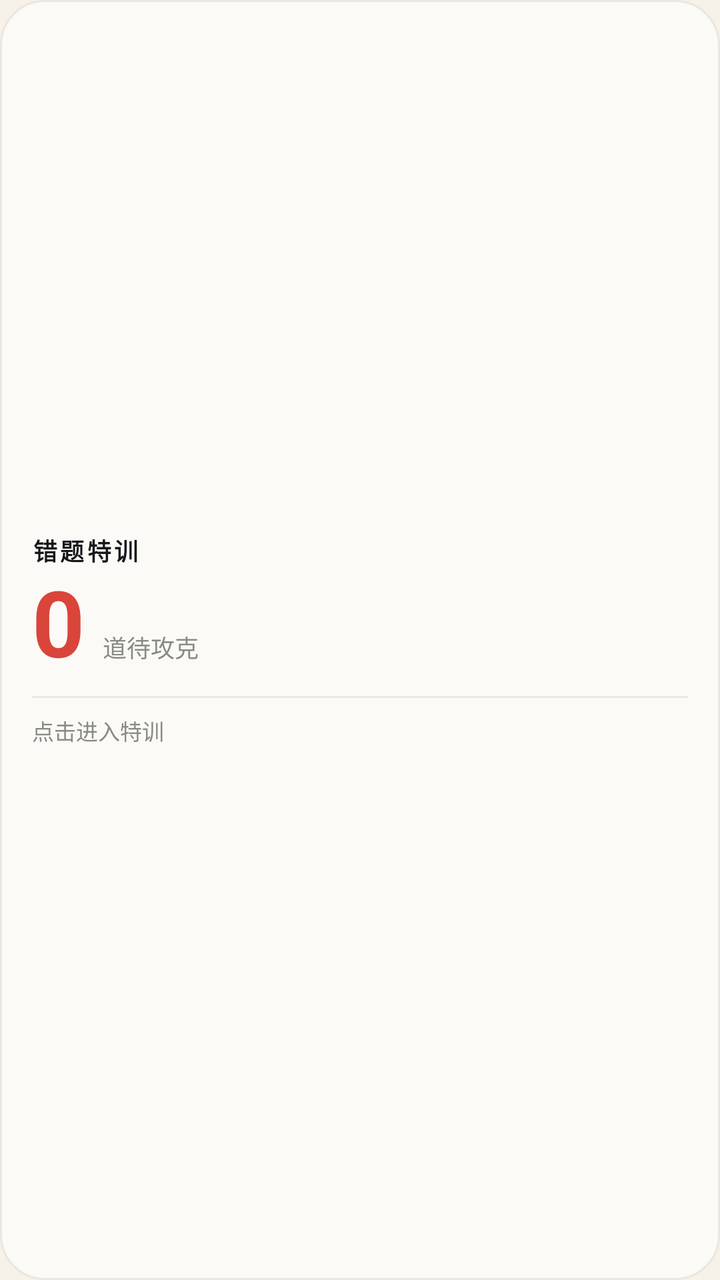
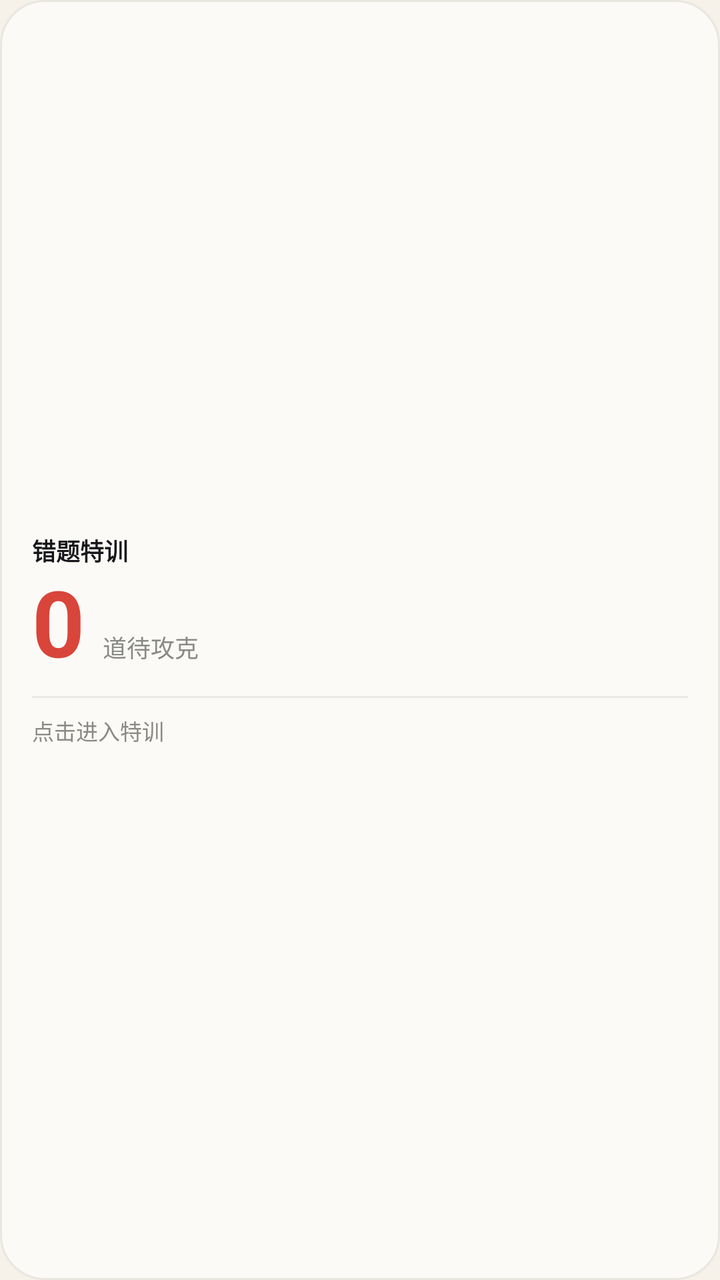

The first picture is an Android layout as it rendered before a commit; the second is the same layout after the commit. The layout source and the unified diff follow.
<!-- AndroidManifest.xml: application theme Theme.DroneQuiz -->
<!-- res/layout/widget_wrong.xml -->
<?xml version="1.0" encoding="utf-8"?>
<FrameLayout xmlns:android="http://schemas.android.com/apk/res/android"
    android:id="@+id/wgRoot"
    android:layout_width="match_parent"
    android:layout_height="match_parent"
    android:background="@drawable/widget_bg_light">

    <LinearLayout
        android:layout_width="match_parent"
        android:layout_height="match_parent"
        android:orientation="vertical"
        android:gravity="center_vertical"
        android:paddingStart="16dp"
        android:paddingEnd="16dp">

        <TextView
            android:id="@+id/wgLabel"
            android:layout_width="wrap_content"
            android:layout_height="wrap_content"
            android:text="错题特训"
            android:textSize="12sp"
            android:textStyle="bold"
            android:letterSpacing="0.12"
            android:textColor="#17171B" />

        <LinearLayout
            android:layout_width="wrap_content"
            android:layout_height="wrap_content"
            android:orientation="horizontal"
            android:layout_marginTop="2dp">

            <TextView
                android:id="@+id/wgNum"
                android:layout_width="wrap_content"
                android:layout_height="wrap_content"
                android:text="0"
                android:textSize="46sp"
                android:textStyle="bold"
                android:includeFontPadding="false"
                android:textColor="#D9453A" />

            <TextView
                android:id="@+id/wgUnit"
                android:layout_width="wrap_content"
                android:layout_height="wrap_content"
                android:paddingStart="6dp"
                android:paddingBottom="7dp"
                android:gravity="bottom"
                android:text=" 道待攻克"
                android:textSize="12sp"
                android:textColor="#8A8A85" />
        </LinearLayout>

        <View
            android:id="@+id/wgHair"
            android:layout_width="match_parent"
            android:layout_height="1dp"
            android:layout_marginTop="8dp"
            android:layout_marginBottom="8dp"
            android:background="#E9E9E4" />

        <TextView
            android:id="@+id/wgFoot"
            android:layout_width="match_parent"
            android:layout_height="wrap_content"
            android:text="点击进入特训"
            android:textSize="11sp"
            android:maxLines="1"
            android:textColor="#8A8A85" />
    </LinearLayout>
</FrameLayout>
<!-- resources referenced by this layout -->
<resources>
  <!-- drawable widget_bg_light (drawable) -->
  <?xml version="1.0" encoding="utf-8"?>
  <shape xmlns:android="http://schemas.android.com/apk/res/android"
      android:shape="rectangle">
      <corners android:radius="22dp" />
      <solid android:color="#FBFAF7" />
      <stroke android:width="1dp" android:color="#E9E7E0" />
  </shape>
  <style name="Theme.DroneQuiz" parent="android:Theme.Material.Light.NoActionBar">
          <item name="android:windowBackground">#F6F1E9</item>
          <item name="android:statusBarColor">@android:color/transparent</item>
          <item name="android:navigationBarColor">@android:color/transparent</item>
          <item name="android:windowLightStatusBar">true</item>
      </style>
</resources>

<!-- the commit's change to res/layout/widget_wrong.xml (unified diff, before → after) -->
@@ -20,7 +20,6 @@
             android:text="错题特训"
             android:textSize="12sp"
             android:textStyle="bold"
-            android:letterSpacing="0.12"
             android:textColor="#17171B" />
 
         <LinearLayout
